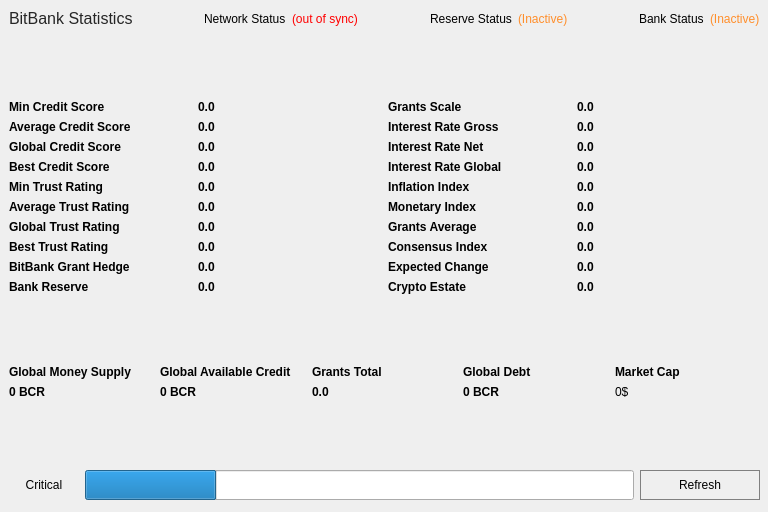
First picture: the form in src/qt/forms/bankstatisticspage.ui, repository thelonecrouton/bitcredit, before the edit.
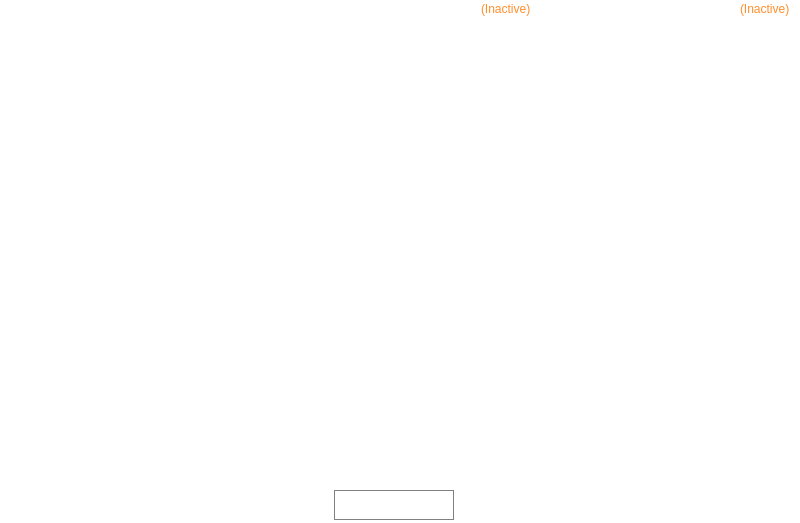
Second picture: the form after the edit.

Patch:
```diff
--- a/src/qt/forms/bankstatisticspage.ui
+++ b/src/qt/forms/bankstatisticspage.ui
@@ -6,20 +6,29 @@
    <rect>
     <x>0</x>
     <y>0</y>
-    <width>768</width>
-    <height>512</height>
+    <width>800</width>
+    <height>523</height>
    </rect>
   </property>
+  <property name="sizePolicy">
+   <sizepolicy hsizetype="Expanding" vsizetype="Expanding">
+    <horstretch>0</horstretch>
+    <verstretch>0</verstretch>
+   </sizepolicy>
+  </property>
   <property name="windowTitle">
    <string>Form</string>
   </property>
+  <property name="styleSheet">
+   <string notr="true">background:transparent;</string>
+  </property>
   <widget class="QWidget" name="verticalLayoutWidget">
    <property name="geometry">
     <rect>
-     <x>9</x>
-     <y>9</y>
-     <width>751</width>
-     <height>491</height>
+     <x>-1</x>
+     <y>-1</y>
+     <width>791</width>
+     <height>521</height>
     </rect>
    </property>
    <layout class="QVBoxLayout" name="verticalLayout">
@@ -27,8 +36,11 @@
      <layout class="QHBoxLayout" name="horizontalLayout_2">
       <item>
        <widget class="QLabel" name="label_7">
+        <property name="styleSheet">
+         <string notr="true">color: rgb(255, 255, 255);</string>
+        </property>
         <property name="text">
-         <string>&lt;html&gt;&lt;head/&gt;&lt;body&gt;&lt;p&gt;&lt;span style=&quot; font-size:12pt; color:#262626;&quot;&gt;BitBank Statistics&lt;/span&gt;&lt;/p&gt;&lt;/body&gt;&lt;/html&gt;</string>
+         <string>&lt;html&gt;&lt;head/&gt;&lt;body&gt;&lt;p&gt;&lt;span style=&quot; font-size:12pt; color:#ffffff;&quot;&gt;BitBank Statistics&lt;/span&gt;&lt;/p&gt;&lt;/body&gt;&lt;/html&gt;</string>
         </property>
        </widget>
       </item>
@@ -45,32 +57,6 @@
         </property>
        </spacer>
       </item>
-      <item>
-       <widget class="QLabel" name="label_8">
-        <property name="text">
-         <string>&lt;html&gt;&lt;head/&gt;&lt;body&gt;&lt;p&gt;Network Status&lt;/p&gt;&lt;/body&gt;&lt;/html&gt;</string>
-        </property>
-       </widget>
-      </item>
-      <item>
-       <widget class="QLabel" name="networkstatus">
-        <property name="cursor">
-         <cursorShape>WhatsThisCursor</cursorShape>
-        </property>
-        <property name="toolTip">
-         <string>The displayed information may be out of date. Your wallet automatically synchronizes with the Bitcredits network after a connection is established, but this process has not completed yet.</string>
-        </property>
-        <property name="styleSheet">
-         <string notr="true">QLabel { color: red; }</string>
-        </property>
-        <property name="text">
-         <string notr="true">&lt;html&gt;&lt;head/&gt;&lt;body&gt;&lt;p&gt;(out of sync)&lt;/p&gt;&lt;/body&gt;&lt;/html&gt;</string>
-        </property>
-        <property name="alignment">
-         <set>Qt::AlignLeading|Qt::AlignLeft|Qt::AlignVCenter</set>
-        </property>
-       </widget>
-      </item>
       <item>
        <spacer name="horizontalSpacer_5">
         <property name="orientation">
@@ -86,6 +72,9 @@
       </item>
       <item>
        <widget class="QLabel" name="label_34">
+        <property name="styleSheet">
+         <string notr="true">color: rgb(255, 255, 255);</string>
+        </property>
         <property name="text">
          <string>&lt;html&gt;&lt;head/&gt;&lt;body&gt;&lt;p&gt;Reserve Status&lt;/p&gt;&lt;/body&gt;&lt;/html&gt;</string>
         </property>
@@ -125,6 +114,9 @@
       </item>
       <item>
        <widget class="QLabel" name="label_35">
+        <property name="styleSheet">
+         <string notr="true">color: rgb(255, 255, 255);</string>
+        </property>
         <property name="text">
          <string>&lt;html&gt;&lt;head/&gt;&lt;body&gt;&lt;p&gt;Bank Status&lt;/p&gt;&lt;/body&gt;&lt;/html&gt;</string>
         </property>
@@ -151,36 +143,10 @@
       </item>
      </layout>
     </item>
-    <item>
-     <spacer name="verticalSpacer_3">
-      <property name="orientation">
-       <enum>Qt::Vertical</enum>
-      </property>
-      <property name="sizeHint" stdset="0">
-       <size>
-        <width>20</width>
-        <height>40</height>
-       </size>
-      </property>
-     </spacer>
-    </item>
     <item>
      <layout class="QGridLayout" name="gridLayout">
-      <item row="7" column="2">
-       <widget class="QLabel" name="label_27">
-        <property name="font">
-         <font>
-          <weight>75</weight>
-          <bold>true</bold>
-         </font>
-        </property>
-        <property name="text">
-         <string>Consensus Index </string>
-        </property>
-       </widget>
-      </item>
-      <item row="7" column="3">
-       <widget class="QLabel" name="consensusindex">
+      <item row="0" column="3">
+       <widget class="QLabel" name="grantindex">
         <property name="font">
          <font>
           <weight>75</weight>
@@ -193,6 +159,9 @@
         <property name="toolTip">
          <string/>
         </property>
+        <property name="styleSheet">
+         <string notr="true">color: rgb(255, 255, 255);</string>
+        </property>
         <property name="text">
          <string notr="true">0.0</string>
         </property>
@@ -201,6 +170,22 @@
         </property>
        </widget>
       </item>
+      <item row="0" column="2">
+       <widget class="QLabel" name="label_13">
+        <property name="font">
+         <font>
+          <weight>75</weight>
+          <bold>true</bold>
+         </font>
+        </property>
+        <property name="styleSheet">
+         <string notr="true">color: rgb(255, 255, 255);</string>
+        </property>
+        <property name="text">
+         <string>Grants Scale </string>
+        </property>
+       </widget>
+      </item>
       <item row="3" column="0">
        <widget class="QLabel" name="label_14">
         <property name="font">
@@ -209,6 +194,9 @@
           <bold>true</bold>
          </font>
         </property>
+        <property name="styleSheet">
+         <string notr="true">color: rgb(255, 255, 255);</string>
+        </property>
         <property name="text">
          <string>&lt;html&gt;&lt;head/&gt;&lt;body&gt;&lt;p&gt;Best Credit Score&lt;/p&gt;&lt;/body&gt;&lt;/html&gt;</string>
         </property>
@@ -222,6 +210,9 @@
           <bold>true</bold>
          </font>
         </property>
+        <property name="styleSheet">
+         <string notr="true">color: rgb(255, 255, 255);</string>
+        </property>
         <property name="text">
          <string>&lt;html&gt;&lt;head/&gt;&lt;body&gt;&lt;p&gt;Min Credit Score&lt;/p&gt;&lt;/body&gt;&lt;/html&gt;</string>
         </property>
@@ -235,6 +226,9 @@
           <bold>true</bold>
          </font>
         </property>
+        <property name="styleSheet">
+         <string notr="true">color: rgb(255, 255, 255);</string>
+        </property>
         <property name="text">
          <string>&lt;html&gt;&lt;head/&gt;&lt;body&gt;&lt;p&gt;Global Credit Score&lt;/p&gt;&lt;/body&gt;&lt;/html&gt;</string>
         </property>
@@ -248,6 +242,9 @@
           <bold>true</bold>
          </font>
         </property>
+        <property name="styleSheet">
+         <string notr="true">color: rgb(255, 255, 255);</string>
+        </property>
         <property name="text">
          <string>&lt;html&gt;&lt;head/&gt;&lt;body&gt;&lt;p&gt;Average Credit Score&lt;/p&gt;&lt;/body&gt;&lt;/html&gt;</string>
         </property>
@@ -267,6 +264,9 @@
         <property name="toolTip">
          <string/>
         </property>
+        <property name="styleSheet">
+         <string notr="true">color: rgb(255, 255, 255);</string>
+        </property>
         <property name="text">
          <string notr="true">0.0</string>
         </property>
@@ -289,6 +289,9 @@
         <property name="toolTip">
          <string/>
         </property>
+        <property name="styleSheet">
+         <string notr="true">color: rgb(255, 255, 255);</string>
+        </property>
         <property name="text">
          <string notr="true">0.0</string>
         </property>
@@ -305,24 +308,14 @@
           <bold>true</bold>
          </font>
         </property>
+        <property name="styleSheet">
+         <string notr="true">color: rgb(255, 255, 255);</string>
+        </property>
         <property name="text">
          <string>&lt;html&gt;&lt;head/&gt;&lt;body&gt;&lt;p&gt;Min Trust Rating&lt;/p&gt;&lt;/body&gt;&lt;/html&gt;</string>
         </property>
        </widget>
       </item>
-      <item row="7" column="0">
-       <widget class="QLabel" name="label_17">
-        <property name="font">
-         <font>
-          <weight>75</weight>
-          <bold>true</bold>
-         </font>
-        </property>
-        <property name="text">
-         <string>&lt;html&gt;&lt;head/&gt;&lt;body&gt;&lt;p&gt;Best Trust Rating&lt;/p&gt;&lt;/body&gt;&lt;/html&gt;</string>
-        </property>
-       </widget>
-      </item>
       <item row="1" column="1">
        <widget class="QLabel" name="avecreditscore">
         <property name="font">
@@ -337,6 +330,9 @@
         <property name="toolTip">
          <string/>
         </property>
+        <property name="styleSheet">
+         <string notr="true">color: rgb(255, 255, 255);</string>
+        </property>
         <property name="text">
          <string notr="true">0.0</string>
         </property>
@@ -359,6 +355,9 @@
         <property name="toolTip">
          <string/>
         </property>
+        <property name="styleSheet">
+         <string notr="true">color: rgb(255, 255, 255);</string>
+        </property>
         <property name="text">
          <string notr="true">0.0</string>
         </property>
@@ -381,40 +380,8 @@
         <property name="toolTip">
          <string/>
         </property>
-        <property name="text">
-         <string notr="true">0.0</string>
-        </property>
-        <property name="textInteractionFlags">
-         <set>Qt::LinksAccessibleByMouse|Qt::TextSelectableByKeyboard|Qt::TextSelectableByMouse</set>
-        </property>
-       </widget>
-      </item>
-      <item row="0" column="2">
-       <widget class="QLabel" name="label_13">
-        <property name="font">
-         <font>
-          <weight>75</weight>
-          <bold>true</bold>
-         </font>
-        </property>
-        <property name="text">
-         <string>Grants Scale </string>
-        </property>
-       </widget>
-      </item>
-      <item row="0" column="3">
-       <widget class="QLabel" name="grantindex">
-        <property name="font">
-         <font>
-          <weight>75</weight>
-          <bold>true</bold>
-         </font>
-        </property>
-        <property name="cursor">
-         <cursorShape>IBeamCursor</cursorShape>
-        </property>
-        <property name="toolTip">
-         <string/>
+        <property name="styleSheet">
+         <string notr="true">color: rgb(255, 255, 255);</string>
         </property>
         <property name="text">
          <string notr="true">0.0</string>
@@ -432,24 +399,14 @@
           <bold>true</bold>
          </font>
         </property>
+        <property name="styleSheet">
+         <string notr="true">color: rgb(255, 255, 255);</string>
+        </property>
         <property name="text">
          <string>&lt;html&gt;&lt;head/&gt;&lt;body&gt;&lt;p&gt;Average Trust Rating&lt;/p&gt;&lt;/body&gt;&lt;/html&gt;</string>
         </property>
        </widget>
       </item>
-      <item row="1" column="2">
-       <widget class="QLabel" name="label_19">
-        <property name="font">
-         <font>
-          <weight>75</weight>
-          <bold>true</bold>
-         </font>
-        </property>
-        <property name="text">
-         <string>Interest Rate Gross</string>
-        </property>
-       </widget>
-      </item>
       <item row="5" column="1">
        <widget class="QLabel" name="avetrust">
         <property name="font">
@@ -464,27 +421,8 @@
         <property name="toolTip">
          <string/>
         </property>
-        <property name="text">
-         <string notr="true">0.0</string>
-        </property>
-        <property name="textInteractionFlags">
-         <set>Qt::LinksAccessibleByMouse|Qt::TextSelectableByKeyboard|Qt::TextSelectableByMouse</set>
-        </property>
-       </widget>
-      </item>
-      <item row="1" column="3">
-       <widget class="QLabel" name="grossinterestrate">
-        <property name="font">
-         <font>
-          <weight>75</weight>
-          <bold>true</bold>
-         </font>
-        </property>
-        <property name="cursor">
-         <cursorShape>IBeamCursor</cursorShape>
-        </property>
-        <property name="toolTip">
-         <string/>
+        <property name="styleSheet">
+         <string notr="true">color: rgb(255, 255, 255);</string>
         </property>
         <property name="text">
          <string notr="true">0.0</string>
@@ -502,6 +440,9 @@
           <bold>true</bold>
          </font>
         </property>
+        <property name="styleSheet">
+         <string notr="true">color: rgb(255, 255, 255);</string>
+        </property>
         <property name="text">
          <string>&lt;html&gt;&lt;head/&gt;&lt;body&gt;&lt;p&gt;Global Trust Rating&lt;/p&gt;&lt;/body&gt;&lt;/html&gt;</string>
         </property>
@@ -521,28 +462,9 @@
         <property name="toolTip">
          <string/>
         </property>
-        <property name="text">
-         <string notr="true">0.0</string>
+        <property name="styleSheet">
+         <string notr="true">color: rgb(255, 255, 255);</string>
         </property>
-        <property name="textInteractionFlags">
-         <set>Qt::LinksAccessibleByMouse|Qt::TextSelectableByKeyboard|Qt::TextSelectableByMouse</set>
-        </property>
-       </widget>
-      </item>
-      <item row="7" column="1">
-       <widget class="QLabel" name="besttrust">
-        <property name="font">
-         <font>
-          <weight>75</weight>
-          <bold>true</bold>
-         </font>
-        </property>
-        <property name="cursor">
-         <cursorShape>IBeamCursor</cursorShape>
-        </property>
-        <property name="toolTip">
-         <string/>
-        </property>
         <property name="text">
          <string notr="true">0.0</string>
         </property>
@@ -551,71 +473,7 @@
         </property>
        </widget>
       </item>
-      <item row="5" column="2">
-       <widget class="QLabel" name="label_31">
-        <property name="text">
-         <string>&lt;html&gt;&lt;head/&gt;&lt;body&gt;&lt;p&gt;&lt;span style=&quot; font-weight:600;&quot;&gt;Monetary Index&lt;/span&gt;&lt;/p&gt;&lt;/body&gt;&lt;/html&gt;</string>
-        </property>
-       </widget>
-      </item>
-      <item row="5" column="3">
-       <widget class="QLabel" name="monetaryindex">
-        <property name="font">
-         <font>
-          <weight>75</weight>
-          <bold>true</bold>
-         </font>
-        </property>
-        <property name="cursor">
-         <cursorShape>IBeamCursor</cursorShape>
-        </property>
-        <property name="toolTip">
-         <string/>
-        </property>
-        <property name="text">
-         <string notr="true">0.0</string>
-        </property>
-        <property name="textInteractionFlags">
-         <set>Qt::LinksAccessibleByMouse|Qt::TextSelectableByKeyboard|Qt::TextSelectableByMouse</set>
-        </property>
-       </widget>
-      </item>
-      <item row="4" column="2">
-       <widget class="QLabel" name="label_24">
-        <property name="font">
-         <font>
-          <weight>75</weight>
-          <bold>true</bold>
-         </font>
-        </property>
-        <property name="text">
-         <string>Inflation Index </string>
-        </property>
-       </widget>
-      </item>
-      <item row="4" column="3">
-       <widget class="QLabel" name="inflationindex">
-        <property name="font">
-         <font>
-          <weight>75</weight>
-          <bold>true</bold>
-         </font>
-        </property>
-        <property name="cursor">
-         <cursorShape>IBeamCursor</cursorShape>
-        </property>
-        <property name="toolTip">
-         <string/>
-        </property>
-        <property name="text">
-         <string notr="true">0.0</string>
-        </property>
-        <property name="textInteractionFlags">
-         <set>Qt::LinksAccessibleByMouse|Qt::TextSelectableByKeyboard|Qt::TextSelectableByMouse</set>
-        </property>
-       </widget>
-      </item>
-      <item row="2" column="2">
+      <item row="1" column="2">
        <widget class="QLabel" name="label_20">
         <property name="font">
          <font>
@@ -623,12 +481,15 @@
           <bold>true</bold>
          </font>
         </property>
+        <property name="styleSheet">
+         <string notr="true">color: rgb(255, 255, 255);</string>
+        </property>
         <property name="text">
          <string>Interest Rate Net</string>
         </property>
        </widget>
       </item>
-      <item row="2" column="3">
+      <item row="1" column="3">
        <widget class="QLabel" name="netinterestrate">
         <property name="font">
          <font>
@@ -642,6 +503,9 @@
         <property name="toolTip">
          <string/>
         </property>
+        <property name="styleSheet">
+         <string notr="true">color: rgb(255, 255, 255);</string>
+        </property>
         <property name="text">
          <string notr="true">0.0</string>
         </property>
@@ -650,21 +514,24 @@
         </property>
        </widget>
       </item>
-      <item row="6" column="2">
-       <widget class="QLabel" name="label_18">
+      <item row="2" column="2">
+       <widget class="QLabel" name="label_24">
         <property name="font">
          <font>
           <weight>75</weight>
           <bold>true</bold>
          </font>
         </property>
+        <property name="styleSheet">
+         <string notr="true">color: rgb(255, 255, 255);</string>
+        </property>
         <property name="text">
-         <string>Grants Average  </string>
+         <string>Inflation Index </string>
         </property>
        </widget>
       </item>
-      <item row="6" column="3">
-       <widget class="QLabel" name="grantsaverage">
+      <item row="2" column="3">
+       <widget class="QLabel" name="inflationindex">
         <property name="font">
          <font>
           <weight>75</weight>
@@ -677,6 +544,9 @@
         <property name="toolTip">
          <string/>
         </property>
+        <property name="styleSheet">
+         <string notr="true">color: rgb(255, 255, 255);</string>
+        </property>
         <property name="text">
          <string notr="true">0.0</string>
         </property>
@@ -686,20 +556,17 @@
        </widget>
       </item>
       <item row="3" column="2">
-       <widget class="QLabel" name="label_21">
-        <property name="font">
-         <font>
-          <weight>75</weight>
-          <bold>true</bold>
-         </font>
+       <widget class="QLabel" name="label_31">
+        <property name="styleSheet">
+         <string notr="true">color: rgb(255, 255, 255);</string>
         </property>
         <property name="text">
-         <string>Interest Rate Global</string>
+         <string>&lt;html&gt;&lt;head/&gt;&lt;body&gt;&lt;p&gt;&lt;span style=&quot; font-weight:600;&quot;&gt;Monetary Index&lt;/span&gt;&lt;/p&gt;&lt;/body&gt;&lt;/html&gt;</string>
         </property>
        </widget>
       </item>
       <item row="3" column="3">
-       <widget class="QLabel" name="gblinterestrate">
+       <widget class="QLabel" name="monetaryindex">
         <property name="font">
          <font>
           <weight>75</weight>
@@ -712,42 +579,10 @@
         <property name="toolTip">
          <string/>
         </property>
-        <property name="text">
-         <string notr="true">0.0</string>
+        <property name="styleSheet">
+         <string notr="true">color: rgb(255, 255, 255);</string>
         </property>
-        <property name="textInteractionFlags">
-         <set>Qt::LinksAccessibleByMouse|Qt::TextSelectableByKeyboard|Qt::TextSelectableByMouse</set>
-        </property>
-       </widget>
-      </item>
-      <item row="8" column="0">
-       <widget class="QLabel" name="label_22">
-        <property name="font">
-         <font>
-          <weight>75</weight>
-          <bold>true</bold>
-         </font>
-        </property>
         <property name="text">
-         <string>BitBank Grant Hedge</string>
-        </property>
-       </widget>
-      </item>
-      <item row="8" column="1">
-       <widget class="QLabel" name="bankgranthedge">
-        <property name="font">
-         <font>
-          <weight>75</weight>
-          <bold>true</bold>
-         </font>
-        </property>
-        <property name="cursor">
-         <cursorShape>IBeamCursor</cursorShape>
-        </property>
-        <property name="toolTip">
-         <string/>
-        </property>
-        <property name="text">
          <string notr="true">0.0</string>
         </property>
         <property name="textInteractionFlags">
@@ -755,43 +590,27 @@
         </property>
        </widget>
       </item>
-      <item row="8" column="2">
-       <widget class="QLabel" name="label_23">
+      <item row="4" column="2">
+       <widget class="QLabel" name="label_27">
         <property name="font">
          <font>
           <weight>75</weight>
           <bold>true</bold>
          </font>
         </property>
-        <property name="text">
-         <string>Expected Change</string>
+        <property name="styleSheet">
+         <string notr="true">color: rgb(255, 255, 255);</string>
         </property>
-       </widget>
-      </item>
-      <item row="8" column="3">
-       <widget class="QLabel" name="expectedchange">
-        <property name="font">
-         <font>
-          <weight>75</weight>
-          <bold>true</bold>
-         </font>
-        </property>
-        <property name="cursor">
-         <cursorShape>IBeamCursor</cursorShape>
-        </property>
-        <property name="toolTip">
-         <string/>
-        </property>
         <property name="text">
-         <string notr="true">0.0</string>
+         <string>Consensus Index </string>
         </property>
         <property name="textInteractionFlags">
          <set>Qt::LinksAccessibleByMouse|Qt::TextSelectableByKeyboard|Qt::TextSelectableByMouse</set>
         </property>
        </widget>
       </item>
-      <item row="9" column="1">
-       <widget class="QLabel" name="bankreserve">
+      <item row="4" column="3">
+       <widget class="QLabel" name="consensusindex">
         <property name="font">
          <font>
           <weight>75</weight>
@@ -804,42 +623,10 @@
         <property name="toolTip">
          <string/>
         </property>
-        <property name="text">
-         <string notr="true">0.0</string>
+        <property name="styleSheet">
+         <string notr="true">color: rgb(255, 255, 255);</string>
         </property>
-        <property name="textInteractionFlags">
-         <set>Qt::LinksAccessibleByMouse|Qt::TextSelectableByKeyboard|Qt::TextSelectableByMouse</set>
-        </property>
-       </widget>
-      </item>
-      <item row="9" column="0">
-       <widget class="QLabel" name="label_25">
-        <property name="font">
-         <font>
-          <weight>75</weight>
-          <bold>true</bold>
-         </font>
-        </property>
         <property name="text">
-         <string>Bank Reserve</string>
-        </property>
-       </widget>
-      </item>
-      <item row="9" column="3">
-       <widget class="QLabel" name="outlook">
-        <property name="font">
-         <font>
-          <weight>75</weight>
-          <bold>true</bold>
-         </font>
-        </property>
-        <property name="cursor">
-         <cursorShape>IBeamCursor</cursorShape>
-        </property>
-        <property name="toolTip">
-         <string/>
-        </property>
-        <property name="text">
          <string notr="true">0.0</string>
         </property>
         <property name="textInteractionFlags">
@@ -847,7 +634,7 @@
         </property>
        </widget>
       </item>
-      <item row="9" column="2">
+      <item row="5" column="2">
        <widget class="QLabel" name="label_26">
         <property name="font">
          <font>
@@ -855,15 +642,84 @@
           <bold>true</bold>
          </font>
         </property>
+        <property name="styleSheet">
+         <string notr="true">color: rgb(255, 255, 255);</string>
+        </property>
         <property name="text">
          <string>Crypto Estate</string>
         </property>
        </widget>
       </item>
+      <item row="5" column="3">
+       <widget class="QLabel" name="outlook">
+        <property name="font">
+         <font>
+          <weight>75</weight>
+          <bold>true</bold>
+         </font>
+        </property>
+        <property name="cursor">
+         <cursorShape>IBeamCursor</cursorShape>
+        </property>
+        <property name="toolTip">
+         <string/>
+        </property>
+        <property name="styleSheet">
+         <string notr="true">color: rgb(255, 255, 255);</string>
+        </property>
+        <property name="text">
+         <string notr="true">0.0</string>
+        </property>
+        <property name="textInteractionFlags">
+         <set>Qt::LinksAccessibleByMouse|Qt::TextSelectableByKeyboard|Qt::TextSelectableByMouse</set>
+        </property>
+       </widget>
+      </item>
+      <item row="6" column="2">
+       <widget class="QLabel" name="label_17">
+        <property name="font">
+         <font>
+          <weight>75</weight>
+          <bold>true</bold>
+         </font>
+        </property>
+        <property name="styleSheet">
+         <string notr="true">color: rgb(255, 255, 255);</string>
+        </property>
+        <property name="text">
+         <string>&lt;html&gt;&lt;head/&gt;&lt;body&gt;&lt;p&gt;Best Trust Rating&lt;/p&gt;&lt;/body&gt;&lt;/html&gt;</string>
+        </property>
+       </widget>
+      </item>
+      <item row="6" column="3">
+       <widget class="QLabel" name="besttrust">
+        <property name="font">
+         <font>
+          <weight>75</weight>
+          <bold>true</bold>
+         </font>
+        </property>
+        <property name="cursor">
+         <cursorShape>IBeamCursor</cursorShape>
+        </property>
+        <property name="toolTip">
+         <string/>
+        </property>
+        <property name="styleSheet">
+         <string notr="true">color: rgb(255, 255, 255);</string>
+        </property>
+        <property name="text">
+         <string notr="true">0.0</string>
+        </property>
+        <property name="textInteractionFlags">
+         <set>Qt::LinksAccessibleByMouse|Qt::TextSelectableByKeyboard|Qt::TextSelectableByMouse</set>
+        </property>
+       </widget>
+      </item>
      </layout>
     </item>
     <item>
-     <spacer name="verticalSpacer">
+     <spacer name="verticalSpacer_3">
       <property name="orientation">
        <enum>Qt::Vertical</enum>
       </property>
@@ -879,6 +735,9 @@
      <layout class="QGridLayout" name="gridLayout_3">
       <item row="0" column="3">
        <widget class="QLabel" name="label_38">
+        <property name="styleSheet">
+         <string notr="true">color: rgb(255, 255, 255);</string>
+        </property>
         <property name="text">
          <string>&lt;html&gt;&lt;head/&gt;&lt;body&gt;&lt;p&gt;&lt;span style=&quot; font-weight:600;&quot;&gt;Global Debt&lt;/span&gt;&lt;/p&gt;&lt;/body&gt;&lt;/html&gt;</string>
         </property>
@@ -886,6 +745,9 @@
       </item>
       <item row="0" column="0">
        <widget class="QLabel" name="label_39">
+        <property name="styleSheet">
+         <string notr="true">color: rgb(255, 255, 255);</string>
+        </property>
         <property name="text">
          <string>&lt;html&gt;&lt;head/&gt;&lt;body&gt;&lt;p&gt;&lt;span style=&quot; font-weight:600;&quot;&gt;Global Money Supply&lt;/span&gt;&lt;/p&gt;&lt;/body&gt;&lt;/html&gt;</string>
         </property>
@@ -893,6 +755,9 @@
       </item>
       <item row="0" column="4">
        <widget class="QLabel" name="label_40">
+        <property name="styleSheet">
+         <string notr="true">color: rgb(255, 255, 255);</string>
+        </property>
         <property name="text">
          <string>&lt;html&gt;&lt;head/&gt;&lt;body&gt;&lt;p&gt;&lt;span style=&quot; font-weight:600;&quot;&gt;Market Cap&lt;/span&gt;&lt;/p&gt;&lt;/body&gt;&lt;/html&gt;</string>
         </property>
@@ -900,6 +765,9 @@
       </item>
       <item row="0" column="1">
        <widget class="QLabel" name="label_41">
+        <property name="styleSheet">
+         <string notr="true">color: rgb(255, 255, 255);</string>
+        </property>
         <property name="text">
          <string>&lt;html&gt;&lt;head/&gt;&lt;body&gt;&lt;p&gt;&lt;span style=&quot; font-weight:600;&quot;&gt;Global Available Credit&lt;/span&gt;&lt;/p&gt;&lt;/body&gt;&lt;/html&gt;</string>
         </property>
@@ -907,6 +775,9 @@
       </item>
       <item row="1" column="4">
        <widget class="QLabel" name="marketcap">
+        <property name="styleSheet">
+         <string notr="true">color: rgb(255, 255, 255);</string>
+        </property>
         <property name="text">
          <string>0$</string>
         </property>
@@ -926,6 +797,9 @@
         <property name="toolTip">
          <string/>
         </property>
+        <property name="styleSheet">
+         <string notr="true">color: rgb(255, 255, 255);</string>
+        </property>
         <property name="text">
          <string notr="true">0 BCR</string>
         </property>
@@ -948,6 +822,9 @@
         <property name="toolTip">
          <string/>
         </property>
+        <property name="styleSheet">
+         <string notr="true">color: rgb(255, 255, 255);</string>
+        </property>
         <property name="text">
          <string notr="true">0 BCR</string>
         </property>
@@ -970,6 +847,9 @@
         <property name="toolTip">
          <string/>
         </property>
+        <property name="styleSheet">
+         <string notr="true">color: rgb(255, 255, 255);</string>
+        </property>
         <property name="text">
          <string notr="true">0 BCR</string>
         </property>
@@ -992,6 +872,9 @@
         <property name="toolTip">
          <string/>
         </property>
+        <property name="styleSheet">
+         <string notr="true">color: rgb(255, 255, 255);</string>
+        </property>
         <property name="text">
          <string notr="true">0.0</string>
         </property>
@@ -1008,6 +891,9 @@
           <bold>true</bold>
          </font>
         </property>
+        <property name="styleSheet">
+         <string notr="true">color: rgb(255, 255, 255);</string>
+        </property>
         <property name="text">
          <string>Grants Total</string>
         </property>
@@ -1016,7 +902,7 @@
      </layout>
     </item>
     <item>
-     <spacer name="verticalSpacer_2">
+     <spacer name="verticalSpacer">
       <property name="orientation">
        <enum>Qt::Vertical</enum>
       </property>
@@ -1030,47 +916,6 @@
     </item>
     <item>
      <layout class="QHBoxLayout" name="horizontalLayout_3">
-      <item>
-       <widget class="QLabel" name="cBox">
-        <property name="minimumSize">
-         <size>
-          <width>70</width>
-          <height>30</height>
-         </size>
-        </property>
-        <property name="maximumSize">
-         <size>
-          <width>70</width>
-          <height>30</height>
-         </size>
-        </property>
-        <property name="text">
-         <string>&lt;html&gt;&lt;head/&gt;&lt;body&gt;&lt;p align=&quot;center&quot;&gt;Critical&lt;/p&gt;&lt;/body&gt;&lt;/html&gt;</string>
-        </property>
-       </widget>
-      </item>
-      <item>
-       <widget class="QProgressBar" name="progressBar">
-        <property name="sizePolicy">
-         <sizepolicy hsizetype="Expanding" vsizetype="Expanding">
-          <horstretch>0</horstretch>
-          <verstretch>0</verstretch>
-         </sizepolicy>
-        </property>
-        <property name="maximumSize">
-         <size>
-          <width>16777215</width>
-          <height>30</height>
-         </size>
-        </property>
-        <property name="value">
-         <number>24</number>
-        </property>
-        <property name="textVisible">
-         <bool>false</bool>
-        </property>
-       </widget>
-      </item>
       <item>
        <widget class="QPushButton" name="startButton">
         <property name="sizePolicy">
@@ -1092,7 +937,8 @@
          </size>
         </property>
         <property name="styleSheet">
-         <string notr="true">background:none;border:1px solid grey</string>
+         <string notr="true">background:none;border:1px solid grey;
+color: rgb(255, 255, 255);</string>
         </property>
         <property name="text">
          <string>Refresh</string>
```
Left out of the diff: 3 changed lines with no effect on the pictures.
